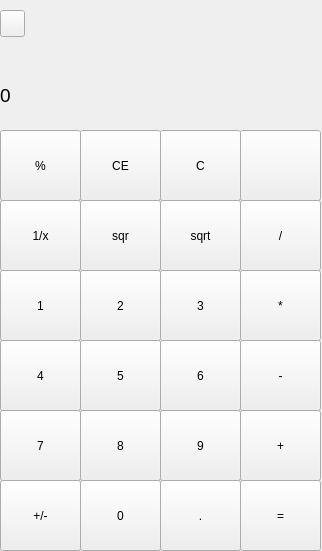
Old version of the form MainWindow.ui in the repository IceSun39/QtCalculator.
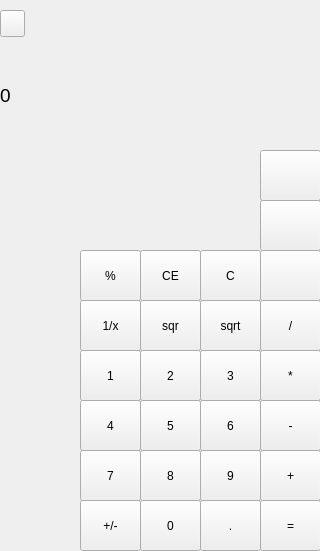
New version of the form. The open tabs and pages were chosen to show the change. Icons and pictures are not drawn.

Patch:
```diff
--- a/MainWindow.ui
+++ b/MainWindow.ui
@@ -6,7 +6,7 @@
    <rect>
     <x>0</x>
     <y>0</y>
-    <width>322</width>
+    <width>320</width>
     <height>551</height>
    </rect>
   </property>
@@ -19,7 +19,7 @@
      <rect>
       <x>0</x>
       <y>0</y>
-      <width>321</width>
+      <width>320</width>
       <height>551</height>
      </rect>
     </property>
@@ -463,17 +463,17 @@
        <rect>
         <x>0</x>
         <y>0</y>
-        <width>321</width>
+        <width>331</width>
         <height>551</height>
        </rect>
       </property>
       <widget class="QPushButton" name="reverseNumber1">
        <property name="geometry">
         <rect>
-         <x>0</x>
-         <y>200</y>
-         <width>81</width>
-         <height>71</height>
+         <x>80</x>
+         <y>300</y>
+         <width>61</width>
+         <height>51</height>
         </rect>
        </property>
        <property name="text">
@@ -483,10 +483,10 @@
       <widget class="QPushButton" name="deleteButton1">
        <property name="geometry">
         <rect>
-         <x>240</x>
-         <y>130</y>
-         <width>81</width>
-         <height>71</height>
+         <x>260</x>
+         <y>250</y>
+         <width>61</width>
+         <height>51</height>
         </rect>
        </property>
        <property name="text">
@@ -502,10 +502,10 @@
       <widget class="QPushButton" name="sixNum1">
        <property name="geometry">
         <rect>
-         <x>160</x>
-         <y>340</y>
-         <width>81</width>
-         <height>71</height>
+         <x>200</x>
+         <y>400</y>
+         <width>61</width>
+         <height>51</height>
         </rect>
        </property>
        <property name="text">
@@ -518,10 +518,10 @@
       <widget class="QPushButton" name="squareNumber1">
        <property name="geometry">
         <rect>
-         <x>80</x>
-         <y>200</y>
-         <width>81</width>
-         <height>71</height>
+         <x>140</x>
+         <y>300</y>
+         <width>61</width>
+         <height>51</height>
         </rect>
        </property>
        <property name="text">
@@ -531,10 +531,10 @@
       <widget class="QPushButton" name="deleteAll1">
        <property name="geometry">
         <rect>
-         <x>80</x>
-         <y>130</y>
-         <width>81</width>
-         <height>71</height>
+         <x>140</x>
+         <y>250</y>
+         <width>61</width>
+         <height>51</height>
         </rect>
        </property>
        <property name="text">
@@ -544,10 +544,10 @@
       <widget class="QPushButton" name="squareRoot1">
        <property name="geometry">
         <rect>
-         <x>160</x>
-         <y>200</y>
-         <width>81</width>
-         <height>71</height>
+         <x>200</x>
+         <y>300</y>
+         <width>61</width>
+         <height>51</height>
         </rect>
        </property>
        <property name="text">
@@ -557,10 +557,10 @@
       <widget class="QPushButton" name="eightNum1">
        <property name="geometry">
         <rect>
-         <x>80</x>
-         <y>410</y>
-         <width>81</width>
-         <height>71</height>
+         <x>140</x>
+         <y>450</y>
+         <width>61</width>
+         <height>51</height>
         </rect>
        </property>
        <property name="text">
@@ -573,10 +573,10 @@
       <widget class="QPushButton" name="getPercent1">
        <property name="geometry">
         <rect>
-         <x>0</x>
-         <y>130</y>
-         <width>81</width>
-         <height>71</height>
+         <x>80</x>
+         <y>250</y>
+         <width>61</width>
+         <height>51</height>
         </rect>
        </property>
        <property name="text">
@@ -617,10 +617,10 @@
       <widget class="QPushButton" name="equal1">
        <property name="geometry">
         <rect>
-         <x>240</x>
-         <y>480</y>
-         <width>81</width>
-         <height>71</height>
+         <x>260</x>
+         <y>500</y>
+         <width>61</width>
+         <height>51</height>
         </rect>
        </property>
        <property name="text">
@@ -630,10 +630,10 @@
       <widget class="QPushButton" name="twoNum1">
        <property name="geometry">
         <rect>
-         <x>80</x>
-         <y>270</y>
-         <width>81</width>
-         <height>71</height>
+         <x>140</x>
+         <y>350</y>
+         <width>61</width>
+         <height>51</height>
         </rect>
        </property>
        <property name="text">
@@ -646,10 +646,10 @@
       <widget class="QPushButton" name="minus1">
        <property name="geometry">
         <rect>
-         <x>240</x>
-         <y>340</y>
-         <width>81</width>
-         <height>71</height>
+         <x>260</x>
+         <y>400</y>
+         <width>61</width>
+         <height>51</height>
         </rect>
        </property>
        <property name="text">
@@ -662,10 +662,10 @@
       <widget class="QPushButton" name="threeNum1">
        <property name="geometry">
         <rect>
-         <x>160</x>
-         <y>270</y>
-         <width>81</width>
-         <height>71</height>
+         <x>200</x>
+         <y>350</y>
+         <width>61</width>
+         <height>51</height>
         </rect>
        </property>
        <property name="text">
@@ -678,10 +678,10 @@
       <widget class="QPushButton" name="fourNum1">
        <property name="geometry">
         <rect>
-         <x>0</x>
-         <y>340</y>
-         <width>81</width>
-         <height>71</height>
+         <x>80</x>
+         <y>400</y>
+         <width>61</width>
+         <height>51</height>
         </rect>
        </property>
        <property name="text">
@@ -694,10 +694,10 @@
       <widget class="QPushButton" name="deleteLine1">
        <property name="geometry">
         <rect>
-         <x>160</x>
-         <y>130</y>
-         <width>81</width>
-         <height>71</height>
+         <x>200</x>
+         <y>250</y>
+         <width>61</width>
+         <height>51</height>
         </rect>
        </property>
        <property name="text">
@@ -707,10 +707,10 @@
       <widget class="QPushButton" name="plus1">
        <property name="geometry">
         <rect>
-         <x>240</x>
-         <y>410</y>
-         <width>81</width>
-         <height>71</height>
+         <x>260</x>
+         <y>450</y>
+         <width>61</width>
+         <height>51</height>
         </rect>
        </property>
        <property name="text">
@@ -723,10 +723,10 @@
       <widget class="QPushButton" name="dot1">
        <property name="geometry">
         <rect>
-         <x>160</x>
-         <y>480</y>
-         <width>81</width>
-         <height>71</height>
+         <x>200</x>
+         <y>500</y>
+         <width>61</width>
+         <height>51</height>
         </rect>
        </property>
        <property name="text">
@@ -739,10 +739,10 @@
       <widget class="QPushButton" name="oneNum1">
        <property name="geometry">
         <rect>
-         <x>0</x>
-         <y>270</y>
-         <width>81</width>
-         <height>71</height>
+         <x>80</x>
+         <y>350</y>
+         <width>61</width>
+         <height>51</height>
         </rect>
        </property>
        <property name="text">
@@ -755,10 +755,10 @@
       <widget class="QPushButton" name="sevenNum1">
        <property name="geometry">
         <rect>
-         <x>0</x>
-         <y>410</y>
-         <width>81</width>
-         <height>71</height>
+         <x>80</x>
+         <y>450</y>
+         <width>61</width>
+         <height>51</height>
         </rect>
        </property>
        <property name="text">
@@ -771,10 +771,10 @@
       <widget class="QPushButton" name="fiveNum1">
        <property name="geometry">
         <rect>
-         <x>80</x>
-         <y>340</y>
-         <width>81</width>
-         <height>71</height>
+         <x>140</x>
+         <y>400</y>
+         <width>61</width>
+         <height>51</height>
         </rect>
        </property>
        <property name="text">
@@ -787,10 +787,10 @@
       <widget class="QPushButton" name="nineNum1">
        <property name="geometry">
         <rect>
-         <x>160</x>
-         <y>410</y>
-         <width>81</width>
-         <height>71</height>
+         <x>200</x>
+         <y>450</y>
+         <width>61</width>
+         <height>51</height>
         </rect>
        </property>
        <property name="text">
@@ -803,10 +803,10 @@
       <widget class="QPushButton" name="division1">
        <property name="geometry">
         <rect>
-         <x>240</x>
-         <y>200</y>
-         <width>81</width>
-         <height>71</height>
+         <x>260</x>
+         <y>300</y>
+         <width>61</width>
+         <height>51</height>
         </rect>
        </property>
        <property name="text">
@@ -838,10 +838,10 @@
       <widget class="QPushButton" name="changeSign1">
        <property name="geometry">
         <rect>
-         <x>0</x>
-         <y>480</y>
-         <width>81</width>
-         <height>71</height>
+         <x>80</x>
+         <y>500</y>
+         <width>61</width>
+         <height>51</height>
         </rect>
        </property>
        <property name="text">
@@ -851,10 +851,10 @@
       <widget class="QPushButton" name="multiply1">
        <property name="geometry">
         <rect>
-         <x>240</x>
-         <y>270</y>
-         <width>81</width>
-         <height>71</height>
+         <x>260</x>
+         <y>350</y>
+         <width>61</width>
+         <height>51</height>
         </rect>
        </property>
        <property name="text">
@@ -867,10 +867,10 @@
       <widget class="QPushButton" name="zeroNum1">
        <property name="geometry">
         <rect>
-         <x>80</x>
-         <y>480</y>
-         <width>81</width>
-         <height>71</height>
+         <x>140</x>
+         <y>500</y>
+         <width>61</width>
+         <height>51</height>
         </rect>
        </property>
        <property name="text">
@@ -880,6 +880,44 @@
         <string>0</string>
        </property>
       </widget>
+      <widget class="QPushButton" name="deleteButton1_3">
+       <property name="geometry">
+        <rect>
+         <x>260</x>
+         <y>200</y>
+         <width>61</width>
+         <height>51</height>
+        </rect>
+       </property>
+       <property name="text">
+        <string/>
+       </property>
+       <property name="icon">
+        <iconset theme="QIcon::ThemeIcon::EditUndo"/>
+       </property>
+       <property name="shortcut">
+        <string>Backspace</string>
+       </property>
+      </widget>
+      <widget class="QPushButton" name="deleteButton1_4">
+       <property name="geometry">
+        <rect>
+         <x>260</x>
+         <y>150</y>
+         <width>61</width>
+         <height>51</height>
+        </rect>
+       </property>
+       <property name="text">
+        <string/>
+       </property>
+       <property name="icon">
+        <iconset theme="QIcon::ThemeIcon::EditUndo"/>
+       </property>
+       <property name="shortcut">
+        <string>Backspace</string>
+       </property>
+      </widget>
      </widget>
     </widget>
    </widget>
```
Left out of the diff: 52 changed lines with no effect on the pictures.
